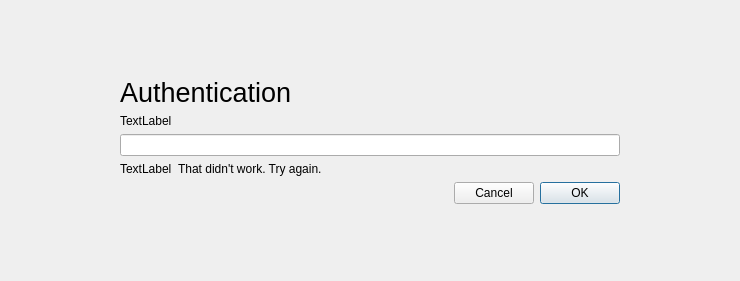
This is authenticate.ui in vicr123/ts-polkitagent as Qt 5 draws it before an edit. The edited form follows.
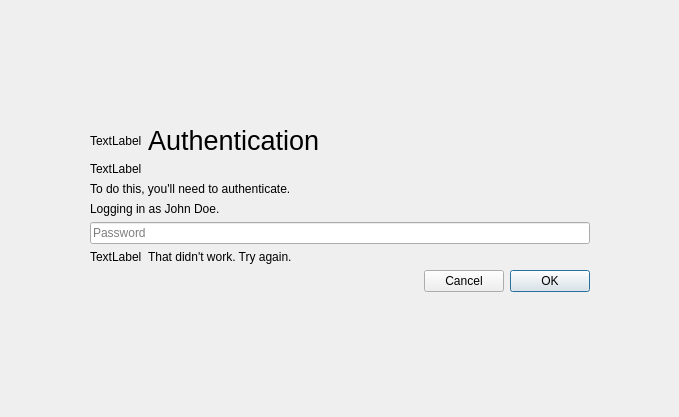
This is the edited form. Icons and pictures are not drawn.

Patch:
```diff
--- a/authenticate.ui
+++ b/authenticate.ui
@@ -6,8 +6,8 @@
    <rect>
     <x>0</x>
     <y>0</y>
-    <width>740</width>
-    <height>281</height>
+    <width>679</width>
+    <height>417</height>
    </rect>
   </property>
   <property name="windowTitle">
@@ -88,7 +88,22 @@
        <number>0</number>
       </property>
       <item>
+       <layout class="QHBoxLayout" name="horizontalLayout_3">
+        <item>
+         <widget class="QLabel" name="polkitIcon">
+          <property name="text">
+           <string>TextLabel</string>
+          </property>
+         </widget>
+        </item>
+        <item>
        <widget class="QLabel" name="label">
+          <property name="sizePolicy">
+           <sizepolicy hsizetype="Expanding" vsizetype="Preferred">
+            <horstretch>0</horstretch>
+            <verstretch>0</verstretch>
+           </sizepolicy>
+          </property>
         <property name="font">
          <font>
           <pointsize>20</pointsize>
@@ -99,6 +114,8 @@
         </property>
        </widget>
       </item>
+       </layout>
+      </item>
       <item>
        <widget class="QLabel" name="message">
         <property name="text">
@@ -106,11 +123,28 @@
         </property>
        </widget>
       </item>
+      <item>
+       <widget class="QLabel" name="label_2">
+        <property name="text">
+         <string>To do this, you'll need to authenticate.</string>
+        </property>
+       </widget>
+      </item>
+      <item>
+       <widget class="QLabel" name="authenticationUser">
+        <property name="text">
+         <string>Logging in as John Doe.</string>
+        </property>
+       </widget>
+      </item>
       <item>
        <widget class="QLineEdit" name="lineEdit">
         <property name="echoMode">
          <enum>QLineEdit::Password</enum>
         </property>
+        <property name="placeholderText">
+         <string>Password</string>
+        </property>
         <property name="clearButtonEnabled">
          <bool>true</bool>
         </property>
```
Lines whose indentation alone changed are shown as unchanged.
